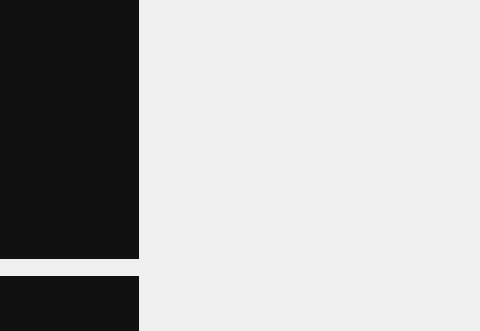
This is app/corebox/corebox.ui in rahmanshaber/corebox as Qt 5 draws it before an edit; both pictures show x 0 to 480 and y 247 to 578 of the 784 by 578 pixel window. The edited form follows.
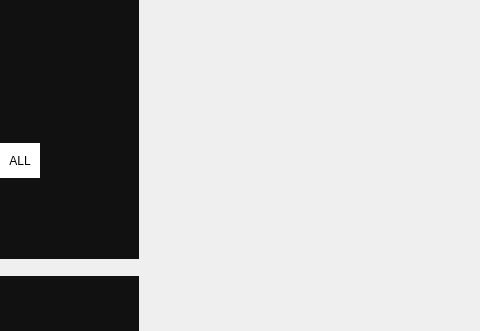
This is the edited form. Icons and pictures are not drawn.

Patch:
```diff
--- a/app/corebox/corebox.ui
+++ b/app/corebox/corebox.ui
@@ -426,6 +426,47 @@
          </property>
         </widget>
        </item>
+       <item>
+        <widget class="QPushButton" name="bookAll">
+         <property name="minimumSize">
+          <size>
+           <width>40</width>
+           <height>35</height>
+          </size>
+         </property>
+         <property name="maximumSize">
+          <size>
+           <width>40</width>
+           <height>35</height>
+          </size>
+         </property>
+         <property name="toolTip">
+          <string>CorePaint</string>
+         </property>
+         <property name="styleSheet">
+          <string notr="true">QPushButton{
+background-color: white;
+}
+
+QPushButton:pressed{
+background-color: #1268A4; 
+}
+
+QPushButton:hover {
+background-color: #1268A4;
+}</string>
+         </property>
+         <property name="text">
+          <string>ALL</string>
+         </property>
+         <property name="iconSize">
+          <size>
+           <width>25</width>
+           <height>25</height>
+          </size>
+         </property>
+        </widget>
+       </item>
        <item>
         <spacer name="verticalSpacer_3">
          <property name="orientation">
```
